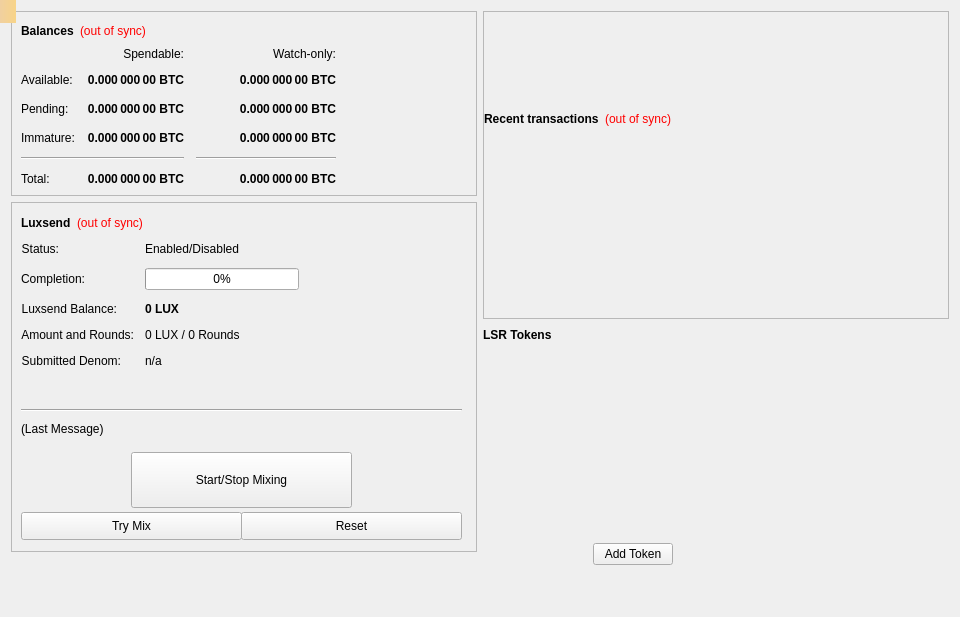
Above: src/qt/forms/overviewpage.ui from LUX-Core/lux before the change. Below: the same form after it.
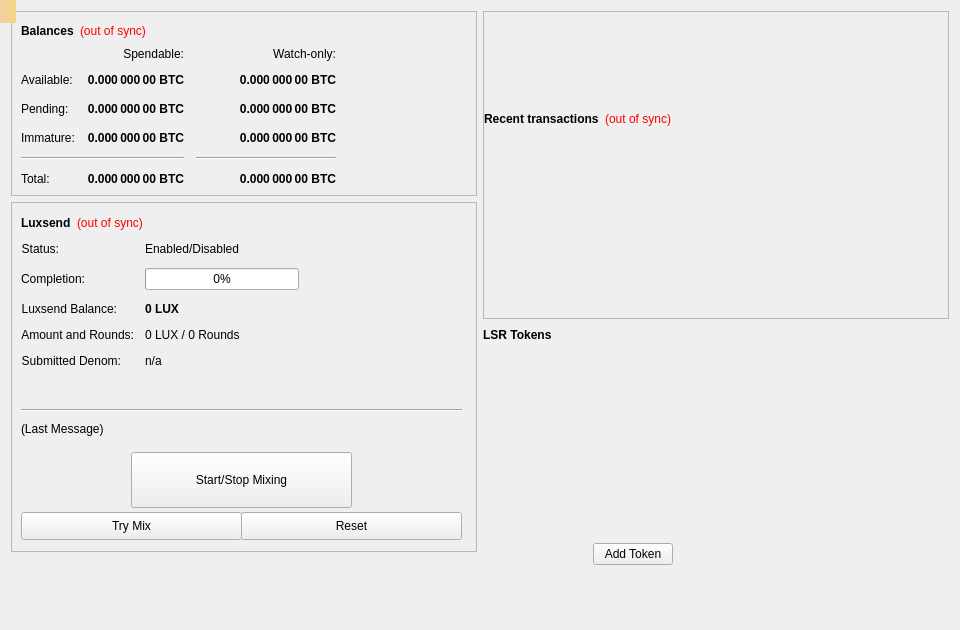
That is the form after the change. Custom widgets are drawn as their Qt base class.

Commit message: QT:overview: increase size (wasn't visible 5 transactions)

The edit to the form file:
```diff
--- a/src/qt/forms/overviewpage.ui
+++ b/src/qt/forms/overviewpage.ui
@@ -7,7 +7,7 @@
     <x>0</x>
     <y>0</y>
     <width>960</width>
-    <height>617</height>
+    <height>630</height>
    </rect>
   </property>
   <property name="sizePolicy">
@@ -19,7 +19,7 @@
   <property name="minimumSize">
    <size>
     <width>960</width>
-    <height>617</height>
+    <height>630</height>
    </size>
   </property>
   <property name="windowTitle">
```
The commit also changes 1 other file.
